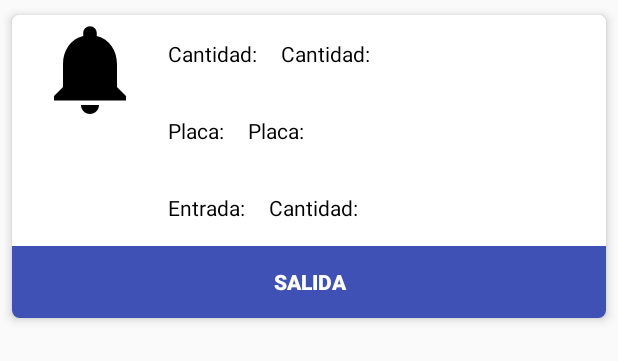
After one commit to Evander04/Parking, an Android app: the layout card_view_record.xml on its own in the app's theme, with its tools: preview values and no code run, on a phone screen of 412 x 824 dp. The commit adds this screen. Shown: the top 361 px of the screen. Run offline under Robolectric (Android 15) with nearby library versions, the phone set to English and light mode, and no system bars.

Commit message:
card view design

```diff
--- /dev/null
+++ b/app/src/main/res/layout/card_view_record.xml
@@ -0,0 +1,125 @@
+<android.support.v7.widget.CardView
+    android:id="@+id/cardView"
+    xmlns:android="http://schemas.android.com/apk/res/android"
+    xmlns:card_view="http://schemas.android.com/apk/res-auto"
+    android:layout_width="match_parent"
+    android:layout_height="wrap_content"
+    android:layout_margin="2dp"
+    card_view:cardBackgroundColor="#fff"
+    card_view:cardCornerRadius="5dp"
+    card_view:cardElevation="4dp"
+
+    card_view:cardUseCompatPadding="true"
+    xmlns:tools="http://schemas.android.com/tools">
+
+    <RelativeLayout
+        android:layout_width="match_parent"
+        android:layout_height="wrap_content"
+        android:orientation="vertical"
+        android:background="#fff">
+        <ImageView
+            android:id="@+id/cardImage"
+            android:layout_width="72dp"
+            android:layout_height="72dp"
+            android:layout_marginLeft="16dp"
+            android:background="@drawable/ic_notifications_black_24dp"
+            android:scaleType="centerCrop"
+            tools:ignore="ContentDescription"/>
+        <LinearLayout
+            android:id="@+id/cardLinear1"
+            android:layout_width="match_parent"
+            android:layout_height="wrap_content"
+            android:orientation="horizontal"
+            android:layout_toRightOf="@+id/cardImage">
+            <TextView
+                android:id="@+id/labelHead"
+                android:layout_width="wrap_content"
+                android:layout_height="wrap_content"
+                android:paddingBottom="16dp"
+                android:paddingLeft="16dp"
+                android:paddingTop="16dp"
+                android:text="@string/cardCount"
+                android:textColor="#000"
+                android:textSize="14sp"/>
+            <TextView
+                android:id="@+id/cardDesc"
+                android:layout_width="wrap_content"
+                android:layout_height="wrap_content"
+                android:paddingBottom="16dp"
+                android:paddingLeft="16dp"
+                android:paddingTop="16dp"
+                android:text="@string/cardCount"
+                android:textColor="#000"
+                android:textSize="14sp"/>
+        </LinearLayout>
+        <LinearLayout
+            android:id="@+id/cardLinear2"
+            android:layout_width="match_parent"
+            android:layout_height="wrap_content"
+            android:orientation="horizontal"
+            android:layout_below="@+id/cardLinear1"
+            android:layout_toRightOf="@+id/cardImage">
+            <TextView
+                android:id="@+id/labelLicense"
+                android:layout_width="wrap_content"
+                android:layout_height="wrap_content"
+                android:paddingBottom="16dp"
+                android:paddingLeft="16dp"
+                android:paddingTop="16dp"
+                android:text="@string/cardLicensePlate"
+                android:textColor="#000"
+                android:textSize="14sp"/>
+            <TextView
+                android:id="@+id/cardLicense"
+                android:layout_width="wrap_content"
+                android:layout_height="wrap_content"
+                android:paddingBottom="16dp"
+                android:paddingLeft="16dp"
+                android:paddingTop="16dp"
+                android:text="@string/cardLicensePlate"
+                android:textColor="#000"
+                android:textSize="14sp"/>
+        </LinearLayout>
+        <LinearLayout
+            android:id="@+id/cardLinear3"
+            android:layout_width="match_parent"
+            android:layout_height="wrap_content"
+            android:layout_below="@+id/cardLinear2"
+            android:layout_toRightOf="@+id/cardImage">
+            <TextView
+                android:id="@+id/labelDate"
+                android:layout_width="wrap_content"
+                android:layout_height="wrap_content"
+                android:paddingBottom="16dp"
+                android:paddingLeft="16dp"
+                android:paddingTop="16dp"
+                android:text="@string/cardDate"
+                android:textColor="#000"
+                android:textSize="14sp"/>
+            <TextView
+                android:id="@+id/cardDate"
+                android:layout_width="wrap_content"
+                android:layout_height="wrap_content"
+                android:paddingBottom="16dp"
+                android:paddingLeft="16dp"
+                android:paddingTop="16dp"
+                android:text="@string/cardCount"
+                android:textColor="#000"
+                android:textSize="14sp"/>
+        </LinearLayout>
+
+
+        <Button
+            style="@style/Base.Widget.AppCompat.Button.Borderless"
+            android:id="@+id/getDealBtn"
+            android:layout_width="match_parent"
+            android:layout_height="wrap_content"
+            android:layout_below="@id/cardLinear3"
+            android:textColor="#FFFFFF"
+            android:background="@color/colorPrimary"
+            android:textSize="14sp"
+            android:textStyle="bold"
+            android:text="@string/cardButton"/>
+
+    </RelativeLayout>
+</android.support.v7.widget.CardView>
--- a/app/src/main/res/values/strings.xml
+++ b/app/src/main/res/values/strings.xml
@@ -3,6 +3,8 @@
     <string name="title_add">Agregar</string>
     <string name="title_records">Registros</string>
     <string name="title_resume">Resumen</string>
+
+    <!--Fragments-->
 
     <!--Fragment add-->
     <string name="lblDescription">Descripción</string>
@@ -10,4 +12,14 @@
     <string name="lblCount">Cantidad</string>
     <string name="lblType">Tipo</string>
     <string name="lblButton">Guardar</string>
+
+    <!--Cards-->
+
+    <!--card record-->
+    <string name="cardDescription">Descripción: </string>
+    <string name="cardLicensePlate">Placa: </string>
+    <string name="cardCount">Cantidad: </string>
+    <string name="cardType">Tipo: </string>
+    <string name="cardDate">Entrada: </string>
+    <string name="cardButton">Salida</string>
 </resources>
```
